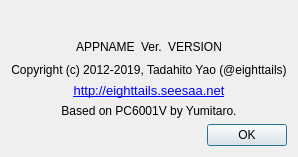
Above: src/Qt/aboutdialog.ui from eighttails/PC6001VX before the change. Below: the same form after it.
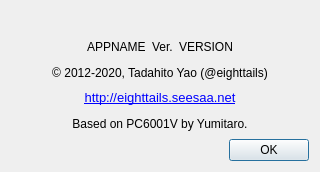
That is the form after the change. Icons and pictures are not drawn.

Commit message: Aboutダイアログを修正

What changed in the file:
```diff
--- a/src/Qt/aboutdialog.ui
+++ b/src/Qt/aboutdialog.ui
@@ -6,8 +6,8 @@
    <rect>
     <x>0</x>
     <y>0</y>
-    <width>206</width>
-    <height>119</height>
+    <width>320</width>
+    <height>172</height>
    </rect>
   </property>
   <property name="sizePolicy">
@@ -123,7 +123,7 @@
    <item>
     <widget class="QLabel" name="labelCopyright">
      <property name="text">
-      <string>Copyright (c) 2012-2019, Tadahito Yao (@eighttails)</string>
+      <string>© 2012-2020, Tadahito Yao (@eighttails)</string>
      </property>
      <property name="alignment">
       <set>Qt::AlignCenter</set>
```
